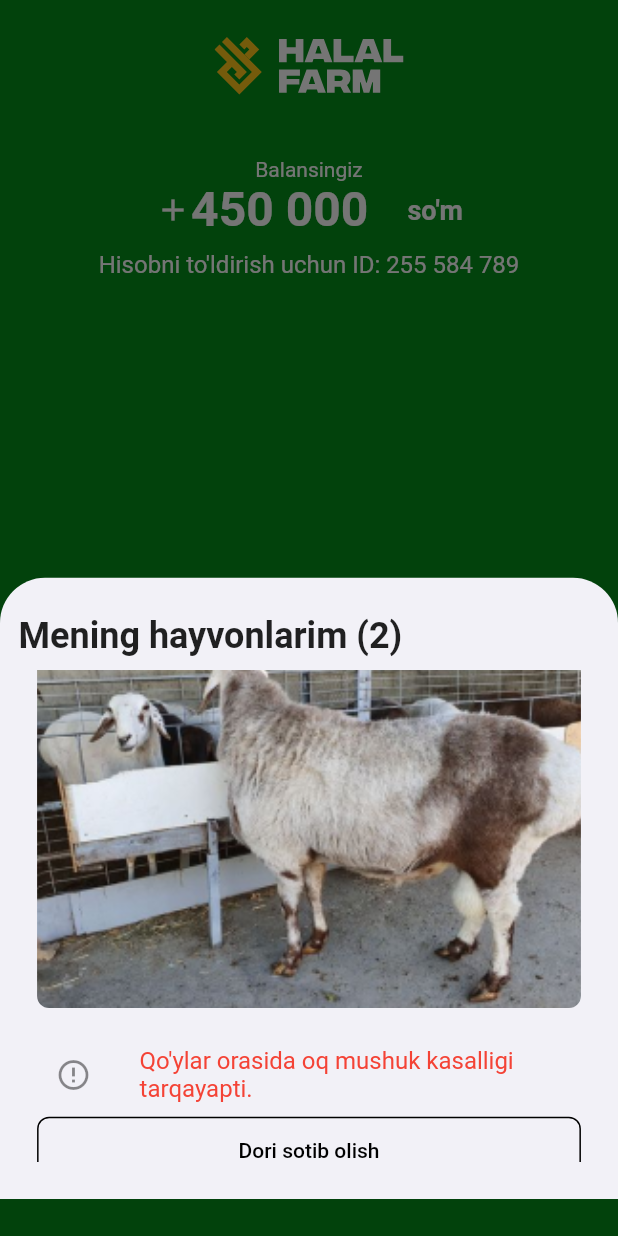
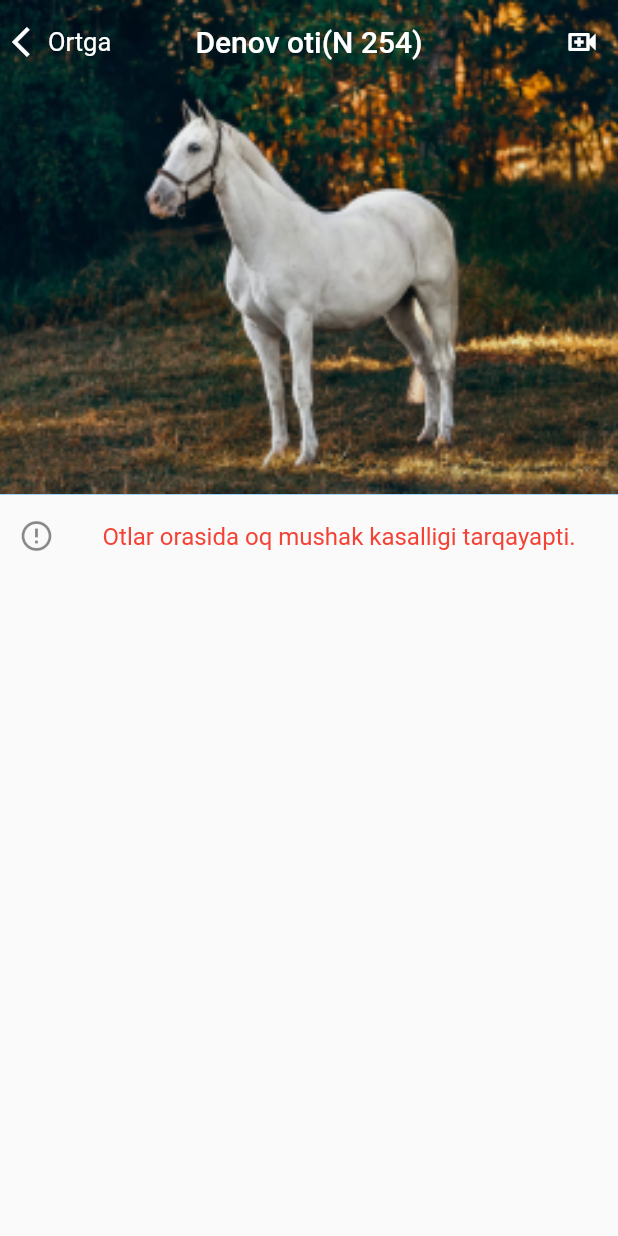
Before and after one commit to BekzodGayratov/Halal, a Flutter app: the BuyAnimalPage screen opened by its route, scrolled down 3456 dp, after a tap on "+ Hayvon sotib olish", on a phone screen of 412 x 824 dp. Run offline on Flutter 3.47's test engine with Material 2 defaults, Android fonts, the phone set to English and light mode, and no system bars; our stand-ins replace bloc, flutter_bloc, flutter_svg; network calls fail.

Commit message:
info page was added

```diff
--- a/lib/coponents/my_back_button_comp.dart
+++ b/lib/coponents/my_back_button_comp.dart
@@ -3,26 +3,24 @@ import 'package:flutter/widgets.dart';
 
 class MyBackButtton extends StatelessWidget {
   final VoidCallback onPressed;
-  const MyBackButtton({
-    Key? key,required this.onPressed
-  }) : super(key: key);
+  final Color? color;
+  const MyBackButtton({Key? key, required this.onPressed,this.color}) : super(key: key);
 
   @override
   Widget build(BuildContext context) {
     return IconButton(
         icon: Row(
-        children: const [
+          children: [
             Icon(
               Icons.arrow_back_ios,
-            color: Colors.blue,
+              color:color?? Colors.blue,
             ),
             Text(
               "Ortga",
-            style: TextStyle(fontSize: 17.0, color: Colors.blue),
+              style: TextStyle(fontSize: 17.0, color: color?? Colors.blue),
             )
           ],
         ),
-      onPressed: onPressed
-    );
+        onPressed: onPressed);
   }
 }
--- a/lib/functions/show_buy_animal_dialog_func.dart
+++ b/lib/functions/show_buy_animal_dialog_func.dart
@@ -1,6 +1,9 @@
 import 'package:flutter/material.dart';
+import 'package:halal/view/pages/info_page.dart';
+import 'package:halal/widgets/my_alert_text_widget.dart';
 import 'package:halal/widgets/my_colum_graph_widget.dart';
 import 'package:halal/widgets/my_list_tile_widget.dart';
+import 'package:halal/widgets/my_outline_button_widget.dart';
 
 showAnimalDialog(context) {
   return showModalBottomSheet(
@@ -8,7 +11,6 @@ showAnimalDialog(context) {
       context: context,
       builder: (context) {
         return Container(
-
           margin: EdgeInsets.symmetric(
               vertical: MediaQuery.of(context).size.height * 0.03),
           decoration: const BoxDecoration(
@@ -26,8 +28,8 @@ showAnimalDialog(context) {
                   flex: 1,
                   child: Text(
                     "Mening hayvonlarim (2)",
-                      style: TextStyle(
-                          fontSize: 24.0, fontWeight: FontWeight.w700),
+                    style:
+                        TextStyle(fontSize: 24.0, fontWeight: FontWeight.w700),
                   ),
                 ),
                 Expanded(
@@ -62,6 +64,7 @@ showAnimalDialog(context) {
                                     vertical:
                                         MediaQuery.of(context).size.height *
                                             0.02),
+                                child: InkWell(
                                   child: Container(
                                     height: MediaQuery.of(context).size.height *
                                         0.3,
@@ -70,35 +73,33 @@ showAnimalDialog(context) {
                                             BorderRadius.circular(8.0),
                                         image: const DecorationImage(
                                             image: AssetImage(
-                                                "assets/animals/ship.png"),
+                                                "assets/animals/horse.png"),
                                             fit: BoxFit.cover)),
                                   ),
+                                  onTap: () {
+                                    Navigator.push(
+                                        context,
+                                        MaterialPageRoute(
+                                            builder: (context) =>
+                                                const InfoPage(
+                                                    title:
+                                                        "Denov oti(N 254)")));
+                                  },
                                 ),
-                                ListTile(
-                                  contentPadding: EdgeInsets.symmetric(
-                                      horizontal:
-                                          MediaQuery.of(context).size.width *
-                                              0.03),
-                                  leading: const Icon(Icons.error_outline),
-                                  title: const Text(
-                                    "Qo'ylar orasida oq mushuk kasalligi tarqayapti.",
-                                    style: TextStyle(color: Colors.red),
                               ),
+                              const MyAlertText(
+                                text:
+                                    "Otlar orasida oq mushuk kasali tarqayapti.",
                               ),
                               SizedBox(
                                 width: double.infinity,
-                                  height: MediaQuery.of(context).size.height *
-                                      0.055,
-                                  child: OutlinedButton(
-                                      style: OutlinedButton.styleFrom(
-                                          primary: Colors.black,
-                                          side: const BorderSide(
-                                              color: Colors.black),
-                                          shape: RoundedRectangleBorder(
-                                              borderRadius:
-                                                  BorderRadius.circular(8.0))),
-                                      child: const Text("Dori sotib olish"),
-                                      onPressed: () {}),
+                                height:
+                                    MediaQuery.of(context).size.height * 0.055,
+                                child: MyOutlineButton(
+                                    child: "Dori sotib olish",
+                                    onPressed: () {
+                                      //buy this animal
+                                    }),
                               ),
                               Padding(
                                 padding: EdgeInsets.symmetric(
@@ -126,8 +127,7 @@ showAnimalDialog(context) {
                                                   .height *
                                               0.01,
                                         ),
-                                          const Text(
-                                              "Taxminiy yetilish sanasi:"),
+                                        const Text("Taxminiy yetilish sanasi:"),
                                         const Text("22-aprel, 2022-yil"),
                                       ],
                                     ),
@@ -159,19 +159,15 @@ showAnimalDialog(context) {
                                     fontWeight: FontWeight.w500),
                               ),
                               MyListTile(
-                                  urlToImg:
-                                      "https://source.unsplash.com/random",
+                                urlToImg: "https://source.unsplash.com/random",
                                 child: "Beda (58%) ",
-                                  width:
-                                      MediaQuery.of(context).size.width * 0.48,
+                                width: MediaQuery.of(context).size.width * 0.48,
                                 color: Color(0xff058F1A),
                               ),
                               MyListTile(
-                                  urlToImg:
-                                      "https://source.unsplash.com/random",
+                                urlToImg: "https://source.unsplash.com/random",
                                 child: "Bug'doy (8%)",
-                                  width:
-                                      MediaQuery.of(context).size.width * 0.1,
+                                width: MediaQuery.of(context).size.width * 0.1,
                                 color: Colors.red,
                               )
                             ],
--- a/lib/main.dart
+++ b/lib/main.dart
@@ -13,7 +13,7 @@ class MyApp extends StatelessWidget {
   Widget build(BuildContext context) {
     return MaterialApp(
       debugShowCheckedModeBanner: false,
-      initialRoute: '/buyAnimal',
+      initialRoute: '/',
       onGenerateRoute: _forRouter.onGenerate,
     );
   }
--- a/lib/routes/router.dart
+++ b/lib/routes/router.dart
@@ -1,6 +1,7 @@
 import 'package:flutter/material.dart';
 import 'package:halal/view/pages/boarding_pages.dart';
 import 'package:halal/view/pages/buy_animal_page.dart';
+import 'package:halal/view/pages/info_page.dart';
 import 'package:halal/view/pages/language_page.dart';
 import 'package:halal/view/pages/login_page.dart';
 import 'package:halal/view/pages/sign_up_page.dart';
@@ -11,6 +12,7 @@ import 'package:halal/view/screens/splash_screen.dart';
 
 class MyRouter {
   Route? onGenerate(RouteSettings settings) {
+    var args = settings.arguments;
     switch (settings.name) {
       case '/splash':
         return MaterialPageRoute(builder: (context) => SplashScreen());
@@ -31,6 +33,8 @@ class MyRouter {
         return MaterialPageRoute(builder: (context) => HomeScreen());
       case '/buyAnimal':
         return MaterialPageRoute(builder: (context) => BuyAnimalPage());
+      case '/info':
+        return MaterialPageRoute(builder: (context) => InfoPage(title: args as String));
     }
   }
 }
--- /dev/null
+++ b/lib/view/pages/info_page.dart
@@ -0,0 +1,45 @@
+import 'package:flutter/material.dart';
+import 'package:flutter_svg/flutter_svg.dart';
+import 'package:halal/coponents/my_back_button_comp.dart';
+import 'package:halal/widgets/my_alert_text_widget.dart';
+
+class InfoPage extends StatelessWidget {
+  final String title;
+  const InfoPage({Key? key, required this.title}) : super(key: key);
+
+  @override
+  Widget build(BuildContext context) {
+    return Scaffold(
+      body: SafeArea(
+        child: CustomScrollView(
+          slivers: [
+            SliverAppBar(
+              leadingWidth: MediaQuery.of(context).size.width *0.25,
+              leading: MyBackButtton(color: Colors.white,onPressed: () {
+                Navigator.pop(context);
+              }),
+              expandedHeight: MediaQuery.of(context).size.height * 0.4,
+              title: Text(title),
+              centerTitle: true,
+              actions: [
+                IconButton(
+                  icon: const Icon(Icons.video_call_outlined),
+                  onPressed: () {},
+                ),
+              ],
+              flexibleSpace: FlexibleSpaceBar(
+                background: Image.asset(
+                  "assets/animals/horse.png",
+                  fit: BoxFit.cover,
+                ),
+              ),
+            ),
+            SliverList(delegate: SliverChildListDelegate([
+              MyAlertText(text: "Otlar orasida oq mushak kasalligi tarqayapti.")
+             ]))
+          ],
+        ),
+      ),
+    );
+  }
+}
--- /dev/null
+++ b/lib/widgets/my_alert_text_widget.dart
@@ -0,0 +1,21 @@
+import 'package:flutter/material.dart';
+
+class MyAlertText extends StatelessWidget {
+  final String text;
+  const MyAlertText({
+    Key? key,required this.text
+  }) : super(key: key);
+
+  @override
+  Widget build(BuildContext context) {
+    return ListTile(
+      contentPadding: EdgeInsets.symmetric(
+          horizontal: MediaQuery.of(context).size.width * 0.03),
+      leading: const Icon(Icons.error_outline),
+      title: Text(
+        text,
+        style: const TextStyle(color: Colors.red),
+      ),
+    );
+  }
+}
--- /dev/null
+++ b/lib/widgets/my_outline_button_widget.dart
@@ -0,0 +1,25 @@
+import 'package:flutter/material.dart';
+
+class MyOutlineButton extends StatelessWidget {
+  final VoidCallback onPressed;
+  final String child;
+  const MyOutlineButton(
+      {Key? key, required this.child, required this.onPressed})
+      : super(key: key);
+
+  @override
+  Widget build(BuildContext context) {
+    return OutlinedButton(
+        style: OutlinedButton.styleFrom(
+            primary: Colors.black,
+            side: const BorderSide(color: Colors.black),
+            shape: RoundedRectangleBorder(
+                borderRadius: BorderRadius.circular(8.0))),
+        child: Text(
+          child,
+          style: const TextStyle(
+              color: Colors.black, fontSize: 15, fontWeight: FontWeight.w600),
+        ),
+        onPressed: onPressed);
+  }
+}
```
Also changed, not shown: assets/animals/horse.png (added), assets/animals/ship.svg (added). Lines whose indentation alone changed are shown as unchanged.
